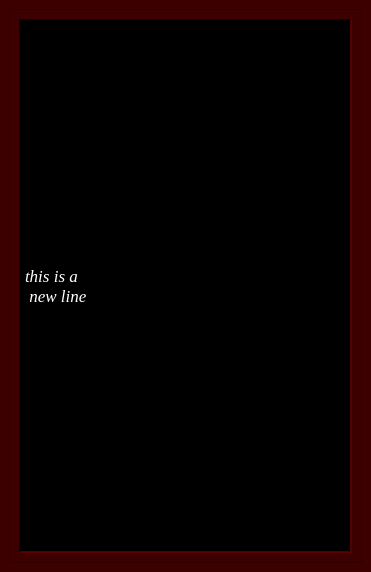
First picture: the form in dev/KultOracle/src/ui/descriptionwindow.ui, repository kultdevop/kultoracle, before the edit.
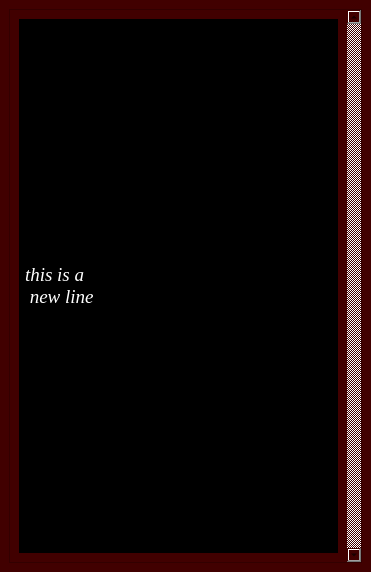
Second picture: the form after the edit.

```diff
--- a/dev/KultOracle/src/ui/descriptionwindow.ui
+++ b/dev/KultOracle/src/ui/descriptionwindow.ui
@@ -16,458 +16,530 @@
     <verstretch>0</verstretch>
    </sizepolicy>
   </property>
-  <property name="palette">
-   <palette>
-    <active>
-     <colorrole role="WindowText">
-      <brush brushstyle="SolidPattern">
-       <color alpha="255">
-        <red>255</red>
-        <green>255</green>
-        <blue>255</blue>
-       </color>
-      </brush>
-     </colorrole>
-     <colorrole role="Button">
-      <brush brushstyle="SolidPattern">
-       <color alpha="255">
-        <red>61</red>
-        <green>0</green>
-        <blue>0</blue>
-       </color>
-      </brush>
-     </colorrole>
-     <colorrole role="Light">
-      <brush brushstyle="SolidPattern">
-       <color alpha="255">
-        <red>91</red>
-        <green>0</green>
-        <blue>0</blue>
-       </color>
-      </brush>
-     </colorrole>
-     <colorrole role="Midlight">
-      <brush brushstyle="SolidPattern">
-       <color alpha="255">
-        <red>76</red>
-        <green>0</green>
-        <blue>0</blue>
-       </color>
-      </brush>
-     </colorrole>
-     <colorrole role="Dark">
-      <brush brushstyle="SolidPattern">
-       <color alpha="255">
-        <red>30</red>
-        <green>0</green>
-        <blue>0</blue>
-       </color>
-      </brush>
-     </colorrole>
-     <colorrole role="Mid">
-      <brush brushstyle="SolidPattern">
-       <color alpha="255">
-        <red>40</red>
-        <green>0</green>
-        <blue>0</blue>
-       </color>
-      </brush>
-     </colorrole>
-     <colorrole role="Text">
-      <brush brushstyle="SolidPattern">
-       <color alpha="255">
-        <red>255</red>
-        <green>255</green>
-        <blue>255</blue>
-       </color>
-      </brush>
-     </colorrole>
-     <colorrole role="BrightText">
-      <brush brushstyle="SolidPattern">
-       <color alpha="255">
-        <red>255</red>
-        <green>255</green>
-        <blue>255</blue>
-       </color>
-      </brush>
-     </colorrole>
-     <colorrole role="ButtonText">
-      <brush brushstyle="SolidPattern">
-       <color alpha="255">
-        <red>255</red>
-        <green>255</green>
-        <blue>255</blue>
-       </color>
-      </brush>
-     </colorrole>
-     <colorrole role="Base">
-      <brush brushstyle="SolidPattern">
-       <color alpha="255">
-        <red>0</red>
-        <green>0</green>
-        <blue>0</blue>
-       </color>
-      </brush>
-     </colorrole>
-     <colorrole role="Window">
-      <brush brushstyle="SolidPattern">
-       <color alpha="255">
-        <red>61</red>
-        <green>0</green>
-        <blue>0</blue>
-       </color>
-      </brush>
-     </colorrole>
-     <colorrole role="Shadow">
-      <brush brushstyle="SolidPattern">
-       <color alpha="255">
-        <red>0</red>
-        <green>0</green>
-        <blue>0</blue>
-       </color>
-      </brush>
-     </colorrole>
-     <colorrole role="AlternateBase">
-      <brush brushstyle="SolidPattern">
-       <color alpha="255">
-        <red>30</red>
-        <green>0</green>
-        <blue>0</blue>
-       </color>
-      </brush>
-     </colorrole>
-     <colorrole role="ToolTipBase">
-      <brush brushstyle="SolidPattern">
-       <color alpha="255">
-        <red>255</red>
-        <green>255</green>
-        <blue>220</blue>
-       </color>
-      </brush>
-     </colorrole>
-     <colorrole role="ToolTipText">
-      <brush brushstyle="SolidPattern">
-       <color alpha="255">
-        <red>0</red>
-        <green>0</green>
-        <blue>0</blue>
-       </color>
-      </brush>
-     </colorrole>
-     <colorrole role="PlaceholderText">
-      <brush brushstyle="SolidPattern">
-       <color alpha="128">
-        <red>255</red>
-        <green>255</green>
-        <blue>255</blue>
-       </color>
-      </brush>
-     </colorrole>
-    </active>
-    <inactive>
-     <colorrole role="WindowText">
-      <brush brushstyle="SolidPattern">
-       <color alpha="255">
-        <red>255</red>
-        <green>255</green>
-        <blue>255</blue>
-       </color>
-      </brush>
-     </colorrole>
-     <colorrole role="Button">
-      <brush brushstyle="SolidPattern">
-       <color alpha="255">
-        <red>61</red>
-        <green>0</green>
-        <blue>0</blue>
-       </color>
-      </brush>
-     </colorrole>
-     <colorrole role="Light">
-      <brush brushstyle="SolidPattern">
-       <color alpha="255">
-        <red>91</red>
-        <green>0</green>
-        <blue>0</blue>
-       </color>
-      </brush>
-     </colorrole>
-     <colorrole role="Midlight">
-      <brush brushstyle="SolidPattern">
-       <color alpha="255">
-        <red>76</red>
-        <green>0</green>
-        <blue>0</blue>
-       </color>
-      </brush>
-     </colorrole>
-     <colorrole role="Dark">
-      <brush brushstyle="SolidPattern">
-       <color alpha="255">
-        <red>30</red>
-        <green>0</green>
-        <blue>0</blue>
-       </color>
-      </brush>
-     </colorrole>
-     <colorrole role="Mid">
-      <brush brushstyle="SolidPattern">
-       <color alpha="255">
-        <red>40</red>
-        <green>0</green>
-        <blue>0</blue>
-       </color>
-      </brush>
-     </colorrole>
-     <colorrole role="Text">
-      <brush brushstyle="SolidPattern">
-       <color alpha="255">
-        <red>255</red>
-        <green>255</green>
-        <blue>255</blue>
-       </color>
-      </brush>
-     </colorrole>
-     <colorrole role="BrightText">
-      <brush brushstyle="SolidPattern">
-       <color alpha="255">
-        <red>255</red>
-        <green>255</green>
-        <blue>255</blue>
-       </color>
-      </brush>
-     </colorrole>
-     <colorrole role="ButtonText">
-      <brush brushstyle="SolidPattern">
-       <color alpha="255">
-        <red>255</red>
-        <green>255</green>
-        <blue>255</blue>
-       </color>
-      </brush>
-     </colorrole>
-     <colorrole role="Base">
-      <brush brushstyle="SolidPattern">
-       <color alpha="255">
-        <red>0</red>
-        <green>0</green>
-        <blue>0</blue>
-       </color>
-      </brush>
-     </colorrole>
-     <colorrole role="Window">
-      <brush brushstyle="SolidPattern">
-       <color alpha="255">
-        <red>61</red>
-        <green>0</green>
-        <blue>0</blue>
-       </color>
-      </brush>
-     </colorrole>
-     <colorrole role="Shadow">
-      <brush brushstyle="SolidPattern">
-       <color alpha="255">
-        <red>0</red>
-        <green>0</green>
-        <blue>0</blue>
-       </color>
-      </brush>
-     </colorrole>
-     <colorrole role="AlternateBase">
-      <brush brushstyle="SolidPattern">
-       <color alpha="255">
-        <red>30</red>
-        <green>0</green>
-        <blue>0</blue>
-       </color>
-      </brush>
-     </colorrole>
-     <colorrole role="ToolTipBase">
-      <brush brushstyle="SolidPattern">
-       <color alpha="255">
-        <red>255</red>
-        <green>255</green>
-        <blue>220</blue>
-       </color>
-      </brush>
-     </colorrole>
-     <colorrole role="ToolTipText">
-      <brush brushstyle="SolidPattern">
-       <color alpha="255">
-        <red>0</red>
-        <green>0</green>
-        <blue>0</blue>
-       </color>
-      </brush>
-     </colorrole>
-     <colorrole role="PlaceholderText">
-      <brush brushstyle="SolidPattern">
-       <color alpha="128">
-        <red>255</red>
-        <green>255</green>
-        <blue>255</blue>
-       </color>
-      </brush>
-     </colorrole>
-    </inactive>
-    <disabled>
-     <colorrole role="WindowText">
-      <brush brushstyle="SolidPattern">
-       <color alpha="255">
-        <red>30</red>
-        <green>0</green>
-        <blue>0</blue>
-       </color>
-      </brush>
-     </colorrole>
-     <colorrole role="Button">
-      <brush brushstyle="SolidPattern">
-       <color alpha="255">
-        <red>61</red>
-        <green>0</green>
-        <blue>0</blue>
-       </color>
-      </brush>
-     </colorrole>
-     <colorrole role="Light">
-      <brush brushstyle="SolidPattern">
-       <color alpha="255">
-        <red>91</red>
-        <green>0</green>
-        <blue>0</blue>
-       </color>
-      </brush>
-     </colorrole>
-     <colorrole role="Midlight">
-      <brush brushstyle="SolidPattern">
-       <color alpha="255">
-        <red>76</red>
-        <green>0</green>
-        <blue>0</blue>
-       </color>
-      </brush>
-     </colorrole>
-     <colorrole role="Dark">
-      <brush brushstyle="SolidPattern">
-       <color alpha="255">
-        <red>30</red>
-        <green>0</green>
-        <blue>0</blue>
-       </color>
-      </brush>
-     </colorrole>
-     <colorrole role="Mid">
-      <brush brushstyle="SolidPattern">
-       <color alpha="255">
-        <red>40</red>
-        <green>0</green>
-        <blue>0</blue>
-       </color>
-      </brush>
-     </colorrole>
-     <colorrole role="Text">
-      <brush brushstyle="SolidPattern">
-       <color alpha="255">
-        <red>30</red>
-        <green>0</green>
-        <blue>0</blue>
-       </color>
-      </brush>
-     </colorrole>
-     <colorrole role="BrightText">
-      <brush brushstyle="SolidPattern">
-       <color alpha="255">
-        <red>255</red>
-        <green>255</green>
-        <blue>255</blue>
-       </color>
-      </brush>
-     </colorrole>
-     <colorrole role="ButtonText">
-      <brush brushstyle="SolidPattern">
-       <color alpha="255">
-        <red>30</red>
-        <green>0</green>
-        <blue>0</blue>
-       </color>
-      </brush>
-     </colorrole>
-     <colorrole role="Base">
-      <brush brushstyle="SolidPattern">
-       <color alpha="255">
-        <red>61</red>
-        <green>0</green>
-        <blue>0</blue>
-       </color>
-      </brush>
-     </colorrole>
-     <colorrole role="Window">
-      <brush brushstyle="SolidPattern">
-       <color alpha="255">
-        <red>61</red>
-        <green>0</green>
-        <blue>0</blue>
-       </color>
-      </brush>
-     </colorrole>
-     <colorrole role="Shadow">
-      <brush brushstyle="SolidPattern">
-       <color alpha="255">
-        <red>0</red>
-        <green>0</green>
-        <blue>0</blue>
-       </color>
-      </brush>
-     </colorrole>
-     <colorrole role="AlternateBase">
-      <brush brushstyle="SolidPattern">
-       <color alpha="255">
-        <red>61</red>
-        <green>0</green>
-        <blue>0</blue>
-       </color>
-      </brush>
-     </colorrole>
-     <colorrole role="ToolTipBase">
-      <brush brushstyle="SolidPattern">
-       <color alpha="255">
-        <red>255</red>
-        <green>255</green>
-        <blue>220</blue>
-       </color>
-      </brush>
-     </colorrole>
-     <colorrole role="ToolTipText">
-      <brush brushstyle="SolidPattern">
-       <color alpha="255">
-        <red>0</red>
-        <green>0</green>
-        <blue>0</blue>
-       </color>
-      </brush>
-     </colorrole>
-     <colorrole role="PlaceholderText">
-      <brush brushstyle="SolidPattern">
-       <color alpha="128">
-        <red>255</red>
-        <green>255</green>
-        <blue>255</blue>
-       </color>
-      </brush>
-     </colorrole>
-    </disabled>
-   </palette>
-  </property>
   <property name="windowTitle">
    <string>Kult Oracle</string>
   </property>
+  <property name="styleSheet">
+   <string notr="true">background-color: rgb(65, 0, 0);</string>
+  </property>
   <widget class="QWidget" name="centralwidget">
    <layout class="QGridLayout" name="gridLayout">
     <item row="0" column="0">
      <widget class="QScrollArea" name="scrollArea">
+      <property name="palette">
+       <palette>
+        <active>
+         <colorrole role="WindowText">
+          <brush brushstyle="SolidPattern">
+           <color alpha="255">
+            <red>0</red>
+            <green>0</green>
+            <blue>0</blue>
+           </color>
+          </brush>
+         </colorrole>
+         <colorrole role="Button">
+          <brush brushstyle="SolidPattern">
+           <color alpha="255">
+            <red>65</red>
+            <green>0</green>
+            <blue>0</blue>
+           </color>
+          </brush>
+         </colorrole>
+         <colorrole role="Light">
+          <brush brushstyle="SolidPattern">
+           <color alpha="255">
+            <red>127</red>
+            <green>0</green>
+            <blue>0</blue>
+           </color>
+          </brush>
+         </colorrole>
+         <colorrole role="Midlight">
+          <brush brushstyle="SolidPattern">
+           <color alpha="255">
+            <red>106</red>
+            <green>0</green>
+            <blue>0</blue>
+           </color>
+          </brush>
+         </colorrole>
+         <colorrole role="Dark">
+          <brush brushstyle="SolidPattern">
+           <color alpha="255">
+            <red>42</red>
+            <green>0</green>
+            <blue>0</blue>
+           </color>
+          </brush>
+         </colorrole>
+         <colorrole role="Mid">
+          <brush brushstyle="SolidPattern">
+           <color alpha="255">
+            <red>56</red>
+            <green>0</green>
+            <blue>0</blue>
+           </color>
+          </brush>
+         </colorrole>
+         <colorrole role="Text">
+          <brush brushstyle="SolidPattern">
+           <color alpha="255">
+            <red>0</red>
+            <green>0</green>
+            <blue>0</blue>
+           </color>
+          </brush>
+         </colorrole>
+         <colorrole role="BrightText">
+          <brush brushstyle="SolidPattern">
+           <color alpha="255">
+            <red>0</red>
+            <green>0</green>
+            <blue>0</blue>
+           </color>
+          </brush>
+         </colorrole>
+         <colorrole role="ButtonText">
+          <brush brushstyle="SolidPattern">
+           <color alpha="255">
+            <red>0</red>
+            <green>0</green>
+            <blue>0</blue>
+           </color>
+          </brush>
+         </colorrole>
+         <colorrole role="Base">
+          <brush brushstyle="SolidPattern">
+           <color alpha="255">
+            <red>65</red>
+            <green>0</green>
+            <blue>0</blue>
+           </color>
+          </brush>
+         </colorrole>
+         <colorrole role="Window">
+          <brush brushstyle="SolidPattern">
+           <color alpha="255">
+            <red>65</red>
+            <green>0</green>
+            <blue>0</blue>
+           </color>
+          </brush>
+         </colorrole>
+         <colorrole role="Shadow">
+          <brush brushstyle="SolidPattern">
+           <color alpha="255">
+            <red>0</red>
+            <green>0</green>
+            <blue>0</blue>
+           </color>
+          </brush>
+         </colorrole>
+         <colorrole role="Highlight">
+          <brush brushstyle="SolidPattern">
+           <color alpha="255">
+            <red>0</red>
+            <green>0</green>
+            <blue>0</blue>
+           </color>
+          </brush>
+         </colorrole>
+         <colorrole role="HighlightedText">
+          <brush brushstyle="SolidPattern">
+           <color alpha="255">
+            <red>0</red>
+            <green>0</green>
+            <blue>0</blue>
+           </color>
+          </brush>
+         </colorrole>
+         <colorrole role="AlternateBase">
+          <brush brushstyle="SolidPattern">
+           <color alpha="255">
+            <red>42</red>
+            <green>0</green>
+            <blue>0</blue>
+           </color>
+          </brush>
+         </colorrole>
+         <colorrole role="ToolTipBase">
+          <brush brushstyle="SolidPattern">
+           <color alpha="255">
+            <red>0</red>
+            <green>0</green>
+            <blue>0</blue>
+           </color>
+          </brush>
+         </colorrole>
+         <colorrole role="ToolTipText">
+          <brush brushstyle="SolidPattern">
+           <color alpha="255">
+            <red>0</red>
+            <green>0</green>
+            <blue>0</blue>
+           </color>
+          </brush>
+         </colorrole>
+         <colorrole role="PlaceholderText">
+          <brush brushstyle="SolidPattern">
+           <color alpha="255">
+            <red>0</red>
+            <green>0</green>
+            <blue>0</blue>
+           </color>
+          </brush>
+         </colorrole>
+        </active>
+        <inactive>
+         <colorrole role="WindowText">
+          <brush brushstyle="SolidPattern">
+           <color alpha="255">
+            <red>0</red>
+            <green>0</green>
+            <blue>0</blue>
+           </color>
+          </brush>
+         </colorrole>
+         <colorrole role="Button">
+          <brush brushstyle="SolidPattern">
+           <color alpha="255">
+            <red>65</red>
+            <green>0</green>
+            <blue>0</blue>
+           </color>
+          </brush>
+         </colorrole>
+         <colorrole role="Light">
+          <brush brushstyle="SolidPattern">
+           <color alpha="255">
+            <red>127</red>
+            <green>0</green>
+            <blue>0</blue>
+           </color>
+          </brush>
+         </colorrole>
+         <colorrole role="Midlight">
+          <brush brushstyle="SolidPattern">
+           <color alpha="255">
+            <red>106</red>
+            <green>0</green>
+            <blue>0</blue>
+           </color>
+          </brush>
+         </colorrole>
+         <colorrole role="Dark">
+          <brush brushstyle="SolidPattern">
+           <color alpha="255">
+            <red>42</red>
+            <green>0</green>
+            <blue>0</blue>
+           </color>
+          </brush>
+         </colorrole>
+         <colorrole role="Mid">
+          <brush brushstyle="SolidPattern">
+           <color alpha="255">
+            <red>56</red>
+            <green>0</green>
+            <blue>0</blue>
+           </color>
+          </brush>
+         </colorrole>
+         <colorrole role="Text">
+          <brush brushstyle="SolidPattern">
+           <color alpha="255">
+            <red>0</red>
+            <green>0</green>
+            <blue>0</blue>
+           </color>
+          </brush>
+         </colorrole>
+         <colorrole role="BrightText">
+          <brush brushstyle="SolidPattern">
+           <color alpha="255">
+            <red>0</red>
+            <green>0</green>
+            <blue>0</blue>
+           </color>
+          </brush>
+         </colorrole>
+         <colorrole role="ButtonText">
+          <brush brushstyle="SolidPattern">
+           <color alpha="255">
+            <red>0</red>
+            <green>0</green>
+            <blue>0</blue>
+           </color>
+          </brush>
+         </colorrole>
+         <colorrole role="Base">
+          <brush brushstyle="SolidPattern">
+           <color alpha="255">
+            <red>65</red>
+            <green>0</green>
+            <blue>0</blue>
+           </color>
+          </brush>
+         </colorrole>
+         <colorrole role="Window">
+          <brush brushstyle="SolidPattern">
+           <color alpha="255">
+            <red>65</red>
+            <green>0</green>
+            <blue>0</blue>
+           </color>
+          </brush>
+         </colorrole>
+         <colorrole role="Shadow">
+          <brush brushstyle="SolidPattern">
+           <color alpha="255">
+            <red>0</red>
+            <green>0</green>
+            <blue>0</blue>
+           </color>
+          </brush>
+         </colorrole>
+         <colorrole role="Highlight">
+          <brush brushstyle="SolidPattern">
+           <color alpha="255">
+            <red>0</red>
+            <green>0</green>
+            <blue>0</blue>
+           </color>
+          </brush>
+         </colorrole>
+         <colorrole role="HighlightedText">
+          <brush brushstyle="SolidPattern">
+           <color alpha="255">
+            <red>0</red>
+            <green>0</green>
+            <blue>0</blue>
+           </color>
+          </brush>
+         </colorrole>
+         <colorrole role="AlternateBase">
+          <brush brushstyle="SolidPattern">
+           <color alpha="255">
+            <red>42</red>
+            <green>0</green>
+            <blue>0</blue>
+           </color>
+          </brush>
+         </colorrole>
+         <colorrole role="ToolTipBase">
+          <brush brushstyle="SolidPattern">
+           <color alpha="255">
+            <red>0</red>
+            <green>0</green>
+            <blue>0</blue>
+           </color>
+          </brush>
+         </colorrole>
+         <colorrole role="ToolTipText">
+          <brush brushstyle="SolidPattern">
+           <color alpha="255">
+            <red>0</red>
+            <green>0</green>
+            <blue>0</blue>
+           </color>
+          </brush>
+         </colorrole>
+         <colorrole role="PlaceholderText">
+          <brush brushstyle="SolidPattern">
+           <color alpha="255">
+            <red>0</red>
+            <green>0</green>
+            <blue>0</blue>
+           </color>
+          </brush>
+         </colorrole>
+        </inactive>
+        <disabled>
+         <colorrole role="WindowText">
+          <brush brushstyle="SolidPattern">
+           <color alpha="255">
+            <red>42</red>
+            <green>0</green>
+            <blue>0</blue>
+           </color>
+          </brush>
+         </colorrole>
+         <colorrole role="Button">
+          <brush brushstyle="SolidPattern">
+           <color alpha="255">
+            <red>65</red>
+            <green>0</green>
+            <blue>0</blue>
+           </color>
+          </brush>
+         </colorrole>
+         <colorrole role="Light">
+          <brush brushstyle="SolidPattern">
+           <color alpha="255">
+            <red>127</red>
+            <green>0</green>
+            <blue>0</blue>
+           </color>
+          </brush>
+         </colorrole>
+         <colorrole role="Midlight">
+          <brush brushstyle="SolidPattern">
+           <color alpha="255">
+            <red>106</red>
+            <green>0</green>
+            <blue>0</blue>
+           </color>
+          </brush>
+         </colorrole>
+         <colorrole role="Dark">
+          <brush brushstyle="SolidPattern">
+           <color alpha="255">
+            <red>42</red>
+            <green>0</green>
+            <blue>0</blue>
+           </color>
+          </brush>
+         </colorrole>
+         <colorrole role="Mid">
+          <brush brushstyle="SolidPattern">
+           <color alpha="255">
+            <red>56</red>
+            <green>0</green>
+            <blue>0</blue>
+           </color>
+          </brush>
+         </colorrole>
+         <colorrole role="Text">
+          <brush brushstyle="SolidPattern">
+           <color alpha="255">
+            <red>42</red>
+            <green>0</green>
+            <blue>0</blue>
+           </color>
+          </brush>
+         </colorrole>
+         <colorrole role="BrightText">
+          <brush brushstyle="SolidPattern">
+           <color alpha="255">
+            <red>0</red>
+            <green>0</green>
+            <blue>0</blue>
+           </color>
+          </brush>
+         </colorrole>
+         <colorrole role="ButtonText">
+          <brush brushstyle="SolidPattern">
+           <color alpha="255">
+            <red>42</red>
+            <green>0</green>
+            <blue>0</blue>
+           </color>
+          </brush>
+         </colorrole>
+         <colorrole role="Base">
+          <brush brushstyle="SolidPattern">
+           <color alpha="255">
+            <red>65</red>
+            <green>0</green>
+            <blue>0</blue>
+           </color>
+          </brush>
+         </colorrole>
+         <colorrole role="Window">
+          <brush brushstyle="SolidPattern">
+           <color alpha="255">
+            <red>65</red>
+            <green>0</green>
+            <blue>0</blue>
+           </color>
+          </brush>
+         </colorrole>
+         <colorrole role="Shadow">
+          <brush brushstyle="SolidPattern">
+           <color alpha="255">
+            <red>0</red>
+            <green>0</green>
+            <blue>0</blue>
+           </color>
+          </brush>
+         </colorrole>
+         <colorrole role="Highlight">
+          <brush brushstyle="SolidPattern">
+           <color alpha="255">
+            <red>145</red>
+            <green>145</green>
+            <blue>145</blue>
+           </color>
+          </brush>
+         </colorrole>
+         <colorrole role="HighlightedText">
+          <brush brushstyle="SolidPattern">
+           <color alpha="255">
+            <red>0</red>
+            <green>0</green>
+            <blue>0</blue>
+           </color>
+          </brush>
+         </colorrole>
+         <colorrole role="AlternateBase">
+          <brush brushstyle="SolidPattern">
+           <color alpha="255">
+            <red>85</red>
+            <green>0</green>
+            <blue>0</blue>
+           </color>
+          </brush>
+         </colorrole>
+         <colorrole role="ToolTipBase">
+          <brush brushstyle="SolidPattern">
+           <color alpha="255">
+            <red>0</red>
+            <green>0</green>
+            <blue>0</blue>
+           </color>
+          </brush>
+         </colorrole>
+         <colorrole role="ToolTipText">
+          <brush brushstyle="SolidPattern">
+           <color alpha="255">
+            <red>0</red>
+            <green>0</green>
+            <blue>0</blue>
+           </color>
+          </brush>
+         </colorrole>
+         <colorrole role="PlaceholderText">
+          <brush brushstyle="SolidPattern">
+           <color alpha="255">
+            <red>0</red>
+            <green>0</green>
+            <blue>0</blue>
+           </color>
+          </brush>
+         </colorrole>
+        </disabled>
+       </palette>
+      </property>
+      <property name="styleSheet">
+       <string notr="true"/>
+      </property>
+      <property name="frameShape">
+       <enum>QFrame::StyledPanel</enum>
+      </property>
+      <property name="lineWidth">
+       <number>2</number>
+      </property>
+      <property name="verticalScrollBarPolicy">
+       <enum>Qt::ScrollBarAlwaysOn</enum>
+      </property>
       <property name="horizontalScrollBarPolicy">
        <enum>Qt::ScrollBarAlwaysOff</enum>
       </property>
+      <property name="sizeAdjustPolicy">
+       <enum>QAbstractScrollArea::AdjustToContents</enum>
+      </property>
       <property name="widgetResizable">
        <bool>true</bool>
       </property>
@@ -476,7 +548,7 @@
         <rect>
          <x>0</x>
          <y>0</y>
-         <width>351</width>
+         <width>337</width>
          <height>552</height>
         </rect>
        </property>
@@ -489,74 +561,10 @@
             <verstretch>0</verstretch>
            </sizepolicy>
           </property>
-          <property name="palette">
-           <palette>
-            <active>
-             <colorrole role="Base">
-              <brush brushstyle="SolidPattern">
-               <color alpha="255">
-                <red>0</red>
-                <green>0</green>
-                <blue>0</blue>
-               </color>
-              </brush>
-             </colorrole>
-             <colorrole role="Window">
-              <brush brushstyle="SolidPattern">
-               <color alpha="255">
-                <red>0</red>
-                <green>0</green>
-                <blue>0</blue>
-               </color>
-              </brush>
-             </colorrole>
-            </active>
-            <inactive>
-             <colorrole role="Base">
-              <brush brushstyle="SolidPattern">
-               <color alpha="255">
-                <red>0</red>
-                <green>0</green>
-                <blue>0</blue>
-               </color>
-              </brush>
-             </colorrole>
-             <colorrole role="Window">
-              <brush brushstyle="SolidPattern">
-               <color alpha="255">
-                <red>0</red>
-                <green>0</green>
-                <blue>0</blue>
-               </color>
-              </brush>
-             </colorrole>
-            </inactive>
-            <disabled>
-             <colorrole role="Base">
-              <brush brushstyle="SolidPattern">
-               <color alpha="255">
-                <red>0</red>
-                <green>0</green>
-                <blue>0</blue>
-               </color>
-              </brush>
-             </colorrole>
-             <colorrole role="Window">
-              <brush brushstyle="SolidPattern">
-               <color alpha="255">
-                <red>0</red>
-                <green>0</green>
-                <blue>0</blue>
-               </color>
-              </brush>
-             </colorrole>
-            </disabled>
-           </palette>
-          </property>
           <property name="font">
            <font>
             <family>Liberation Serif</family>
-            <pointsize>13</pointsize>
+            <pointsize>14</pointsize>
             <weight>50</weight>
             <italic>true</italic>
             <bold>false</bold>
@@ -569,7 +577,12 @@
            <enum>Qt::StrongFocus</enum>
           </property>
           <property name="autoFillBackground">
-           <bool>true</bool>
+           <bool>false</bool>
+          </property>
+          <property name="styleSheet">
+           <string notr="true">font: italic 14pt &quot;Liberation Serif&quot;;
+background-color: rgb(0, 0, 0);
+color: rgb(255, 255, 255);</string>
           </property>
           <property name="frameShape">
            <enum>QFrame::WinPanel</enum>
@@ -587,6 +600,9 @@
           <property name="scaledContents">
            <bool>true</bool>
           </property>
+          <property name="alignment">
+           <set>Qt::AlignLeading|Qt::AlignLeft|Qt::AlignVCenter</set>
+          </property>
           <property name="wordWrap">
            <bool>true</bool>
           </property>
```
